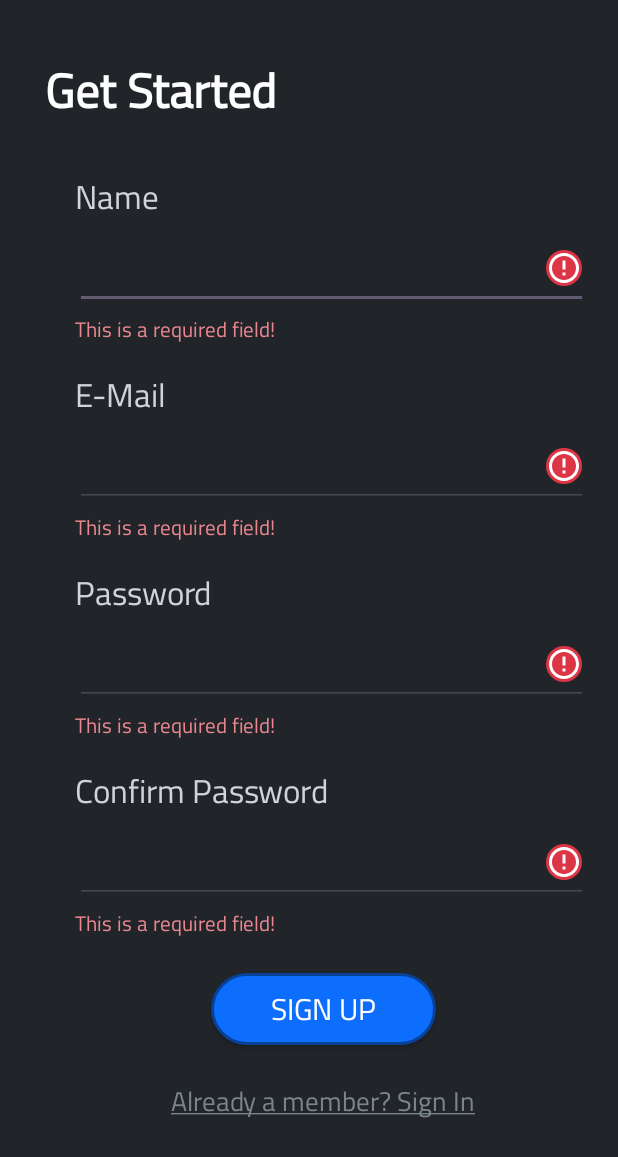
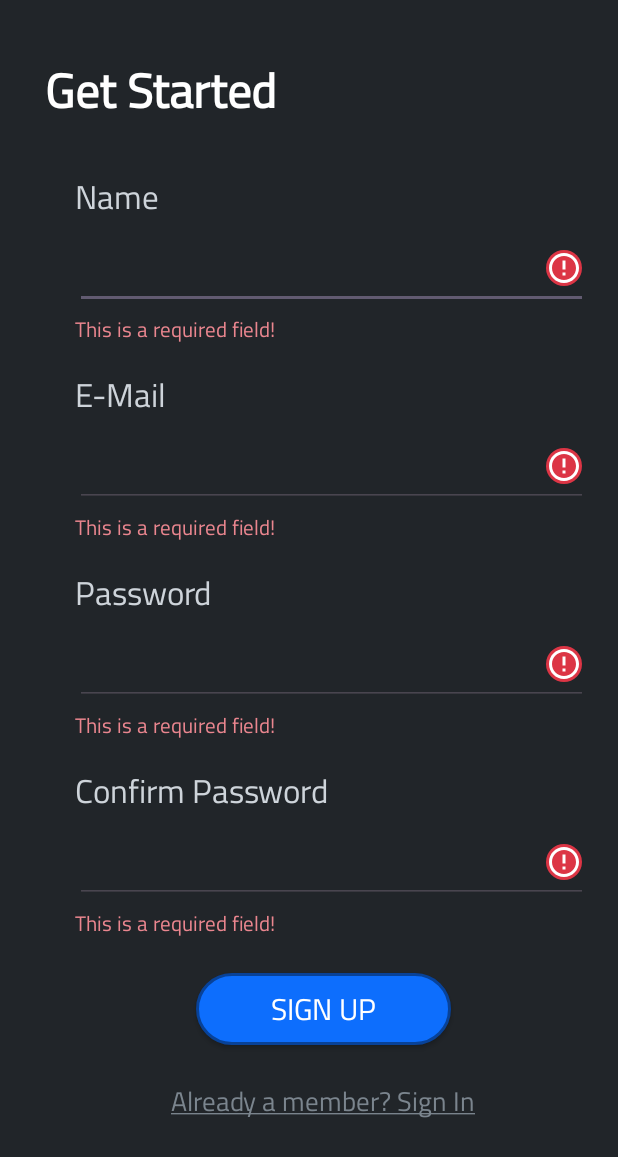
Before and after one commit to ChristianHosh/COMP438-Pharmalytic-Project, an Android app: the screen it shows after launch (RegisterActivity), after a tap on "SIGN UP", on a phone screen of 412 x 824 dp. Shown: the top 1157 px of the screen. Run offline under Robolectric (Android 15) with nearby library versions, the phone set to English and light mode, and no system bars.

Commit message:
Added classes to Globals

```diff
--- a/app/src/main/java/com/example/finalproject/Global.java
+++ /dev/null
@@ -1,11 +0,0 @@
-package com.example.finalproject;
-
-public class Global {
-    public static int BADGE_SUCCESS = R.drawable.badge_success;
-    public static int BADGE_DANGER = R.drawable.badge_danger;
-
-    public static String REQUIRED_FIELD_STRING = "This is a required field!";
-    public static String PASSWORDS_DONT_MATCH_STRING = "Passwords should match!";
-    public static String EMAIL_NOT_VALID_STRING = "Email is not valid!";
-
-}
--- a/app/src/main/java/com/example/finalproject/RegisterActivity.java
+++ b/app/src/main/java/com/example/finalproject/RegisterActivity.java
@@ -44,7 +44,7 @@ public class RegisterActivity extends AppCompatActivity {
 
         // PUT SUCCESS BADGE FOR ALL EDITTEXT
         for (EditText editText : Arrays.asList(editTextPassInput, editTextConfPassInput, editTextNameInput, editTextEmailInput)) {
-            editText.setCompoundDrawablesWithIntrinsicBounds(0, 0, Global.BADGE_SUCCESS, 0);
+            editText.setCompoundDrawablesWithIntrinsicBounds(0, 0, CommonGlobal.UI.BADGE_SUCCESS, 0);
         }
 
         // REMOVE ERROR MESSAGES
@@ -54,41 +54,41 @@ public class RegisterActivity extends AppCompatActivity {
 
         // CHECK FIELDS FOR CORRECT INPUTS
         if (!input_password.equals(input_conf_password)) {
-            editTextConfPassInput.setCompoundDrawablesWithIntrinsicBounds(0, 0, Global.BADGE_DANGER, 0);
-            editTextPassInput.setCompoundDrawablesWithIntrinsicBounds(0, 0, Global.BADGE_DANGER, 0);
+            editTextConfPassInput.setCompoundDrawablesWithIntrinsicBounds(0, 0, CommonGlobal.UI.BADGE_DANGER, 0);
+            editTextPassInput.setCompoundDrawablesWithIntrinsicBounds(0, 0, CommonGlobal.UI.BADGE_DANGER, 0);
             // SHOW USER PASSWORDS DON'T MATCH
-            textViewPassError.setText(Global.PASSWORDS_DONT_MATCH_STRING);
-            textViewConfPassError.setText(Global.PASSWORDS_DONT_MATCH_STRING);
+            textViewPassError.setText(CommonGlobal.STRING.PASSWORDS_DONT_MATCH_STRING);
+            textViewConfPassError.setText(CommonGlobal.STRING.PASSWORDS_DONT_MATCH_STRING);
 
         }
         if (!input_email.contains("@")) {
-            editTextEmailInput.setCompoundDrawablesWithIntrinsicBounds(0, 0, Global.BADGE_DANGER, 0);
+            editTextEmailInput.setCompoundDrawablesWithIntrinsicBounds(0, 0, CommonGlobal.UI.BADGE_DANGER, 0);
             // SHOW USER THAT EMAIL SHOULD CONTAIN '@'
-            textViewEmailError.setText(Global.EMAIL_NOT_VALID_STRING);
+            textViewEmailError.setText(CommonGlobal.STRING.EMAIL_NOT_VALID_STRING);
         }
 
         // CHECK FOR EACH FIELD IF IT'S EMPTY THEN PUT A DANGER BADGE AT THE RIGHT OF THE EDITTEXT
         if (input_name.equals("")) {
-            editTextNameInput.setCompoundDrawablesWithIntrinsicBounds(0, 0, Global.BADGE_DANGER, 0);
+            editTextNameInput.setCompoundDrawablesWithIntrinsicBounds(0, 0, CommonGlobal.UI.BADGE_DANGER, 0);
             // SHOW USER REQUIRED FIELD
-            textViewNameError.setText(Global.REQUIRED_FIELD_STRING);
+            textViewNameError.setText(CommonGlobal.STRING.REQUIRED_FIELD_STRING);
 
         }
         if (input_email.equals("")) {
-            editTextEmailInput.setCompoundDrawablesWithIntrinsicBounds(0, 0, Global.BADGE_DANGER, 0);
+            editTextEmailInput.setCompoundDrawablesWithIntrinsicBounds(0, 0, CommonGlobal.UI.BADGE_DANGER, 0);
             // SHOW USER REQUIRED FIELD
-            textViewEmailError.setText(Global.REQUIRED_FIELD_STRING);
+            textViewEmailError.setText(CommonGlobal.STRING.REQUIRED_FIELD_STRING);
         }
         if (input_password.equals("")) {
-            editTextPassInput.setCompoundDrawablesWithIntrinsicBounds(0, 0, Global.BADGE_DANGER, 0);
+            editTextPassInput.setCompoundDrawablesWithIntrinsicBounds(0, 0, CommonGlobal.UI.BADGE_DANGER, 0);
             // SHOW USER REQUIRED FIELD
-            textViewPassError.setText(Global.REQUIRED_FIELD_STRING);
+            textViewPassError.setText(CommonGlobal.STRING.REQUIRED_FIELD_STRING);
 
         }
         if (input_conf_password.equals("")) {
-            editTextConfPassInput.setCompoundDrawablesWithIntrinsicBounds(0, 0, Global.BADGE_DANGER, 0);
+            editTextConfPassInput.setCompoundDrawablesWithIntrinsicBounds(0, 0, CommonGlobal.UI.BADGE_DANGER, 0);
             // SHOW USER REQUIRED FIELD
-            textViewConfPassError.setText(Global.REQUIRED_FIELD_STRING);
+            textViewConfPassError.setText(CommonGlobal.STRING.REQUIRED_FIELD_STRING);
 
         }
 
--- a/app/src/main/res/layout/act_register.xml
+++ b/app/src/main/res/layout/act_register.xml
@@ -222,7 +222,7 @@
         android:layout_marginTop="20dp"
         android:background="@drawable/btn_primary"
 
-        android:paddingHorizontal="40dp"
+        android:paddingHorizontal="50dp"
         android:text="@string/reg_sign_up"
         android:textColor="@color/text_emphasis"
         android:fontFamily="@font/cairo"
```
Also changed, not shown: app/src/main/java/com/example/finalproject/CommonGlobal.java (added, +19 -0 lines).
